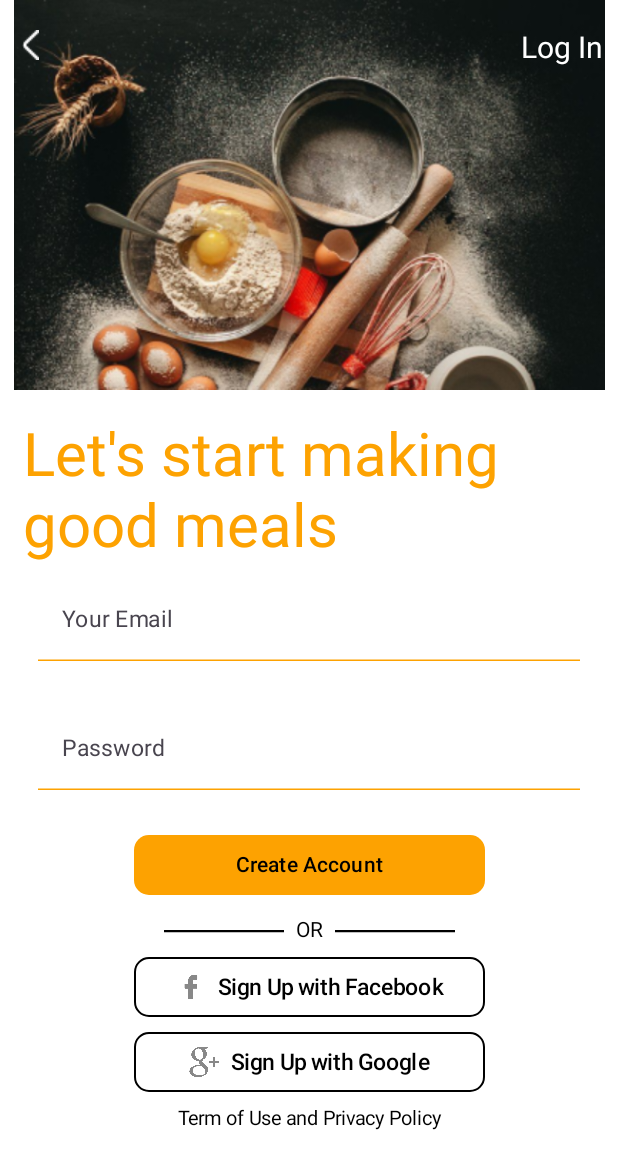
After one commit to sarmesh17/AI-Recipe-App, an Android app built with Jetpack Compose: the @Preview function CreateAccountScreen, on a phone screen of 412 x 824 dp. The commit adds this screen. Shown: the top 1169 px of the screen. Run offline under Robolectric (Android 15) with nearby library versions, the phone set to English and light mode, and no system bars.

Commit message:
CreateAccount screen completed

```diff
--- a/app/build.gradle.kts
+++ b/app/build.gradle.kts
@@ -5,7 +5,7 @@ plugins {
 
 android {
     namespace = "com.matrix.airecipeapp"
-    compileSdk = 34
+    compileSdk = 35
 
     defaultConfig {
         applicationId = "com.matrix.airecipeapp"
--- /dev/null
+++ b/app/src/main/java/com/matrix/airecipeapp/presentation/CreateAccountScreen.kt
@@ -0,0 +1,145 @@
+package com.matrix.airecipeapp.presentation
+
+import androidx.compose.foundation.BorderStroke
+import androidx.compose.foundation.Image
+import androidx.compose.foundation.interaction.FocusInteraction
+import androidx.compose.foundation.layout.Arrangement
+import androidx.compose.foundation.layout.Box
+import androidx.compose.foundation.layout.Column
+import androidx.compose.foundation.layout.Row
+import androidx.compose.foundation.layout.Spacer
+import androidx.compose.foundation.layout.fillMaxSize
+import androidx.compose.foundation.layout.fillMaxWidth
+import androidx.compose.foundation.layout.height
+import androidx.compose.foundation.layout.padding
+import androidx.compose.foundation.layout.size
+import androidx.compose.foundation.layout.width
+import androidx.compose.foundation.shape.RoundedCornerShape
+import androidx.compose.foundation.text.BasicTextField
+import androidx.compose.material3.Button
+import androidx.compose.material3.ButtonColors
+import androidx.compose.material3.ButtonDefaults
+import androidx.compose.material3.HorizontalDivider
+import androidx.compose.material3.Icon
+import androidx.compose.material3.Text
+import androidx.compose.material3.TextField
+import androidx.compose.material3.TextFieldDefaults
+import androidx.compose.material3.contentColorFor
+import androidx.compose.runtime.Composable
+import androidx.compose.runtime.getValue
+import androidx.compose.runtime.mutableStateOf
+import androidx.compose.runtime.remember
+import androidx.compose.runtime.setValue
+import androidx.compose.ui.Alignment
+import androidx.compose.ui.Modifier
+import androidx.compose.ui.draw.clip
+import androidx.compose.ui.graphics.Color
+import androidx.compose.ui.res.colorResource
+import androidx.compose.ui.res.painterResource
+import androidx.compose.ui.tooling.preview.Preview
+import androidx.compose.ui.unit.dp
+import androidx.compose.ui.unit.sp
+import com.matrix.airecipeapp.R
+
+@Composable
+@Preview(showBackground = true)
+fun CreateAccountScreen(){
+    var email by remember {androidx.compose.runtime.mutableStateOf("")
+
+    }
+    Column (modifier = Modifier.fillMaxSize()){
+        Box {
+            Image(painter = painterResource(id = R.drawable.imgofcreateacc), contentDescription =null, modifier = Modifier
+                .fillMaxWidth()
+                .height(260.dp) )
+            Row (modifier = Modifier
+                .fillMaxWidth()
+                .padding(top = 20.dp, end = 10.dp, start = 10.dp, bottom = 10.dp), horizontalArrangement = Arrangement.SpaceBetween){
+
+
+                Icon(
+                    painter = painterResource(id = R.drawable.vector),
+                    contentDescription = null, tint = Color.White,
+                    modifier = Modifier.size(20.dp))
+                Text(text = "Log In", fontSize = 20.sp, color = Color.White)
+            }
+        }
+        Row (modifier = Modifier
+            .fillMaxWidth()
+            .padding(top = 20.dp, start = 15.dp)){
+            Text(text = "Let's start making good meals", fontSize =40.sp, color = colorResource(id = R.color.amber))
+
+        }
+        Column {
+            TextField(value = email, onValueChange = {email = it}, placeholder = { Text(text = "Your Email", fontSize = 15.sp)},
+                colors = TextFieldDefaults.colors(unfocusedIndicatorColor = colorResource(
+                id = R.color.amber), focusedIndicatorColor = colorResource(id = R.color.amber),
+                focusedContainerColor = Color.White, unfocusedContainerColor = Color.White), modifier = Modifier
+                    .fillMaxWidth()
+                    .padding(top = 10.dp, bottom = 10.dp, start = 25.dp, end = 25.dp))
+            Spacer(modifier = Modifier.height(10.dp))
+            TextField(value = email, onValueChange = {email = it}, placeholder = { Text(text = "Password", fontSize = 15.sp)},
+                colors = TextFieldDefaults.colors(unfocusedIndicatorColor = colorResource(
+                    id = R.color.amber), focusedIndicatorColor = colorResource(id = R.color.amber),
+                    focusedContainerColor = Color.White, unfocusedContainerColor = Color.White), modifier = Modifier
+                    .fillMaxWidth()
+                    .padding(top = 10.dp, bottom = 10.dp, start = 25.dp, end = 25.dp))
+
+        }
+        Spacer(modifier = Modifier.height(20.dp))
+        Column (modifier = Modifier
+            .height(250.dp)
+            .fillMaxWidth(), horizontalAlignment = Alignment.CenterHorizontally)
+        {
+            Button(onClick = { /*TODO*/ }, modifier = Modifier.size(234.dp,40.dp), colors = ButtonDefaults.buttonColors(contentColor = colorResource(
+                id = R.color.black), containerColor = colorResource(id = R.color.amber)), shape = RoundedCornerShape(10.dp) ) {
+                Text(text = "Create Account")
+            }
+            Spacer(modifier = Modifier.height(15.dp))
+            Row(modifier = Modifier.fillMaxWidth(), horizontalArrangement = Arrangement.Center) {
+                HorizontalDivider(thickness = 1.5.dp, color = Color.Black, modifier = Modifier
+                    .width(80.dp)
+                    .padding(top = 8.dp))
+                Spacer(modifier = Modifier.width(8.dp))
+                Text(text ="OR")
+                Spacer(modifier = Modifier.width(8.dp))
+
+                HorizontalDivider(thickness = 1.5.dp, color = Color.Black, modifier = Modifier
+                    .width(80.dp)
+                    .padding(top = 8.dp))
+
+            }
+            Spacer(modifier = Modifier.height(10.dp))
+
+            Button(onClick = { /*TODO*/ }, modifier = Modifier.size(234.dp,40.dp), colors = ButtonDefaults.buttonColors(contentColor = colorResource(
+                id = R.color.black), containerColor = colorResource(id = R.color.white)), shape = RoundedCornerShape(10.dp), border = BorderStroke(width = 1.dp, color = Color.Black) ) {
+                Row {
+                    Icon(painter = painterResource(id = R.drawable.facebook), contentDescription = null, modifier = Modifier.size(20.dp),
+                        Color.Gray)
+                    Spacer(modifier = Modifier.width(8.dp))
+                    Text(text = "Sign Up with Facebook", fontSize = 15.sp)
+
+                }
+
+            }
+            Spacer(modifier = Modifier.height(10.dp))
+
+            Button(onClick = { /*TODO*/ }, modifier = Modifier.size(234.dp,40.dp), colors = ButtonDefaults.buttonColors(contentColor = colorResource(
+                id = R.color.black), containerColor = colorResource(id = R.color.white)), shape = RoundedCornerShape(10.dp), border = BorderStroke(width = 1.dp, color = Color.Black) ) {
+                Row {
+                    Icon(painter = painterResource(id = R.drawable.google), contentDescription = null, modifier = Modifier.size(20.dp),
+                        Color.Gray)
+                    Spacer(modifier = Modifier.width(8.dp))
+                    Text(text = "Sign Up with Google", fontSize = 15.sp)
+
+                }
+
+            }
+            Spacer(modifier = Modifier.height(10.dp))
+Text(text = "Term of Use and Privacy Policy", fontSize = 13.sp)
+            }
+
+
+
+        }
+    }
--- a/app/src/main/res/values/colors.xml
+++ b/app/src/main/res/values/colors.xml
@@ -7,4 +7,6 @@
     <color name="teal_700">#FF018786</color>
     <color name="black">#FF000000</color>
     <color name="white">#FFFFFFFF</color>
+    <color name="amber">#FDA201</color>
+
 </resources>
```
Also changed, not shown: app/src/main/res/drawable/facebook.png (added), app/src/main/res/drawable/google.png (added), app/src/main/res/drawable/imgofcreateacc.png (added), app/src/main/res/drawable/vector.png (added), 1 other file.
